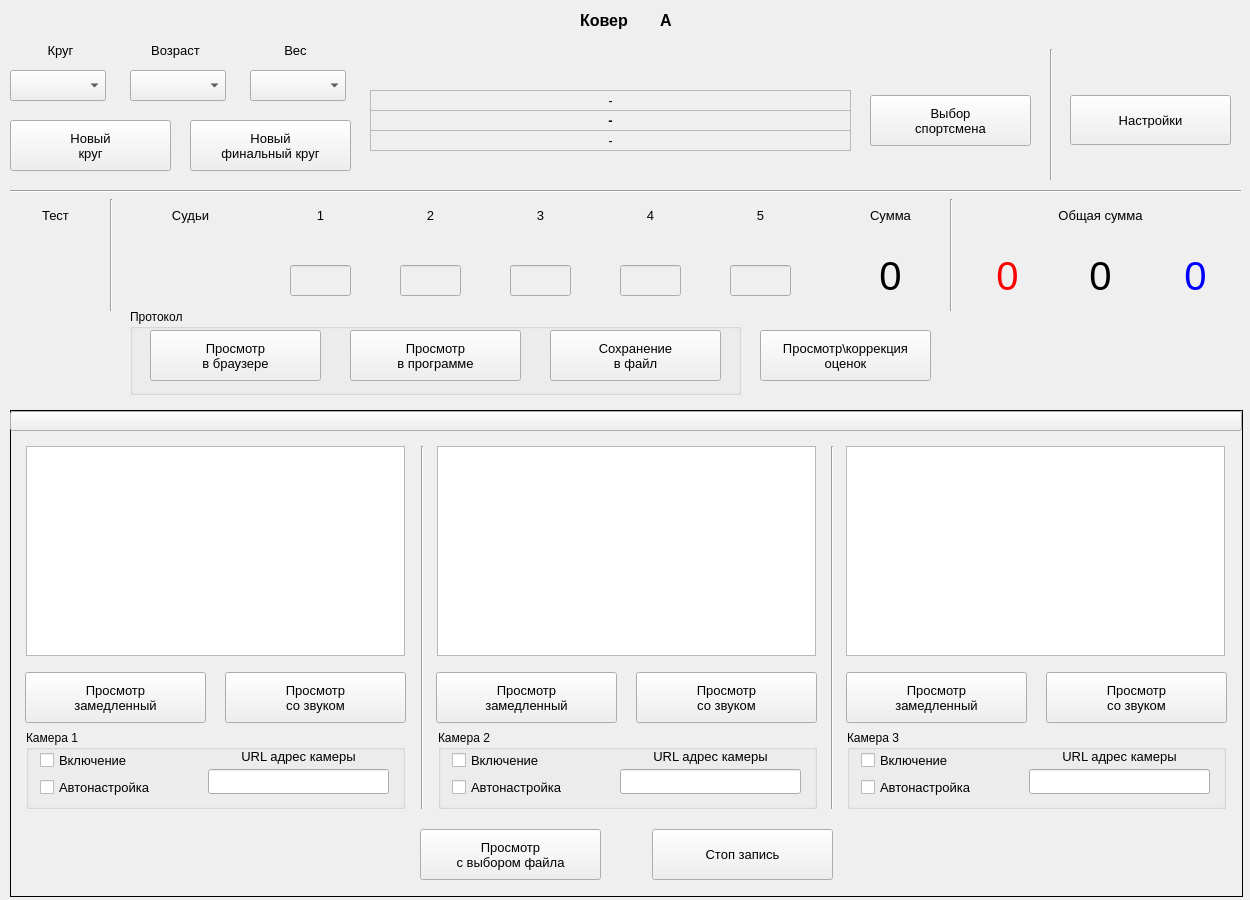
zak2791/TabloSelfDefender, file FormMain.ui: the form before one commit.
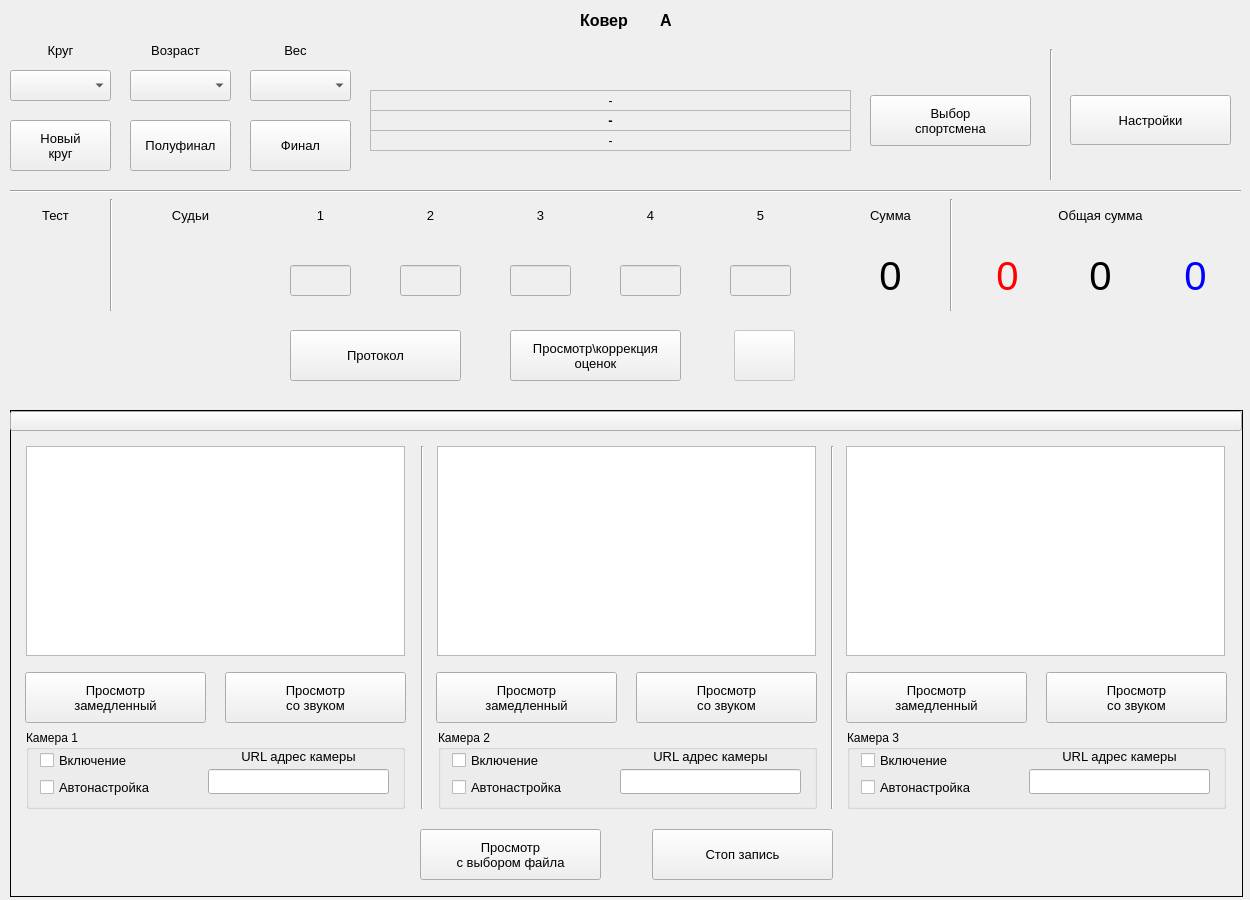
The form after the commit. Icons and pictures are not drawn. Custom widgets are drawn as their Qt base class.

```diff
--- a/FormMain.ui
+++ b/FormMain.ui
@@ -1235,7 +1235,7 @@
     <rect>
      <x>10</x>
      <y>70</y>
-     <width>96</width>
+     <width>101</width>
      <height>31</height>
     </rect>
    </property>
@@ -1280,7 +1280,7 @@
     <rect>
      <x>10</x>
      <y>120</y>
-     <width>161</width>
+     <width>101</width>
      <height>51</height>
     </rect>
    </property>
@@ -1582,7 +1582,7 @@
     <rect>
      <x>130</x>
      <y>70</y>
-     <width>96</width>
+     <width>101</width>
      <height>31</height>
     </rect>
    </property>
@@ -1603,7 +1603,7 @@
     <rect>
      <x>250</x>
      <y>70</y>
-     <width>96</width>
+     <width>101</width>
      <height>31</height>
     </rect>
    </property>
@@ -2359,7 +2359,7 @@
   <widget class="QPushButton" name="btnErrors">
    <property name="geometry">
     <rect>
-     <x>760</x>
+     <x>510</x>
      <y>330</y>
      <width>171</width>
      <height>51</height>
@@ -2990,9 +2990,9 @@
   <widget class="QPushButton" name="btnNewFinal">
    <property name="geometry">
     <rect>
-     <x>190</x>
+     <x>130</x>
      <y>120</y>
-     <width>161</width>
+     <width>101</width>
      <height>51</height>
     </rect>
    </property>
@@ -3005,8 +3005,7 @@
     <enum>Qt::NoFocus</enum>
    </property>
    <property name="text">
-    <string>Новый
-финальный круг</string>
+    <string>Полуфинал</string>
    </property>
   </widget>
   <widget class="Line" name="line_4">
@@ -3022,23 +3021,11 @@
     <enum>Qt::Vertical</enum>
    </property>
   </widget>
-  <widget class="QGroupBox" name="groupBox_6">
-   <property name="geometry">
-    <rect>
-     <x>130</x>
-     <y>309</y>
-     <width>611</width>
-     <height>86</height>
-    </rect>
-   </property>
-   <property name="title">
-    <string>Протокол</string>
-   </property>
    <widget class="QPushButton" name="btn_look">
     <property name="geometry">
      <rect>
-      <x>220</x>
-      <y>21</y>
+     <x>290</x>
+     <y>330</y>
       <width>171</width>
       <height>51</height>
      </rect>
@@ -3052,16 +3039,15 @@
      <enum>Qt::NoFocus</enum>
     </property>
     <property name="text">
-     <string>Просмотр
-в программе</string>
-    </property>
-   </widget>
-   <widget class="QPushButton" name="btn_look_brauzer">
+    <string>Протокол</string>
+   </property>
+  </widget>
+  <widget class="QPushButton" name="btnFin">
     <property name="geometry">
      <rect>
-      <x>20</x>
-      <y>21</y>
-      <width>171</width>
+     <x>250</x>
+     <y>120</y>
+     <width>101</width>
       <height>51</height>
      </rect>
     </property>
@@ -3074,32 +3060,37 @@
      <enum>Qt::NoFocus</enum>
     </property>
     <property name="text">
-     <string>Просмотр
-в браузере</string>
-    </property>
-   </widget>
-   <widget class="QPushButton" name="btn_save">
+    <string>Финал</string>
+   </property>
+  </widget>
+  <widget class="QPushButton" name="btnChange">
+   <property name="enabled">
+    <bool>false</bool>
+   </property>
     <property name="geometry">
      <rect>
-      <x>420</x>
-      <y>21</y>
-      <width>171</width>
+     <x>734</x>
+     <y>330</y>
+     <width>61</width>
       <height>51</height>
      </rect>
     </property>
-    <property name="font">
-     <font>
-      <pointsize>10</pointsize>
-     </font>
-    </property>
     <property name="focusPolicy">
      <enum>Qt::NoFocus</enum>
     </property>
     <property name="text">
-     <string>Сохранение
-в файл</string>
-    </property>
-   </widget>
+    <string/>
+   </property>
+   <property name="icon">
+    <iconset resource="images.qrc">
+     <normaloff>:/images/change.png</normaloff>:/images/change.png</iconset>
+   </property>
+   <property name="iconSize">
+    <size>
+     <width>32</width>
+     <height>32</height>
+    </size>
+   </property>
   </widget>
   <zorder>line</zorder>
   <zorder>label</zorder>
```
Left out of the diff: 8 changed lines with no effect on the pictures. Lines whose indentation alone changed are shown as unchanged.
